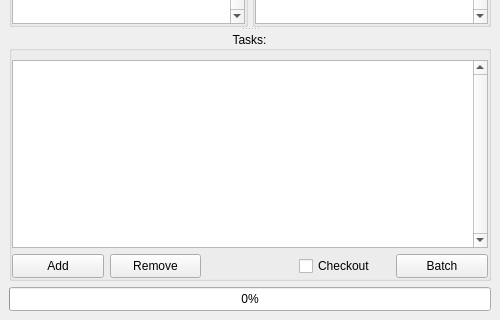
First picture: the form in ui/qezbatcher.ui, repository bhsingleton/ezbatcher, before the edit; both pictures show x 0 to 500 and y 280 to 600 of the 500 by 600 pixel window.
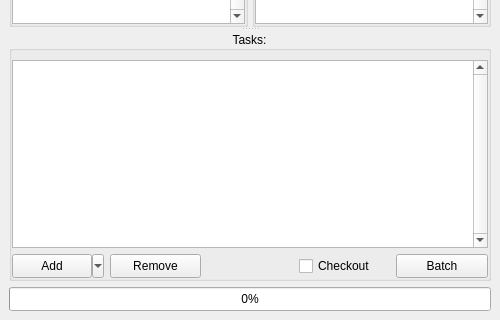
Second picture: the form after the edit. Icons and pictures are not drawn. Custom widgets are drawn as their Qt base class.

Commit message: Removing `QUicLoader` integration from batch tool.

Patch:
```diff
--- a/ui/qezbatcher.ui
+++ b/ui/qezbatcher.ui
@@ -344,7 +344,7 @@
             <number>0</number>
            </property>
            <item>
-            <widget class="QDropDownButton" name="addTaskDropDownButton">
+            <widget class="QDropDownButton" name="addTaskToolButton">
              <property name="sizePolicy">
               <sizepolicy hsizetype="Expanding" vsizetype="Fixed">
                <horstretch>0</horstretch>
@@ -369,6 +369,15 @@
              <property name="text">
               <string>Add</string>
              </property>
+             <property name="popupMode">
+              <enum>QToolButton::MenuButtonPopup</enum>
+             </property>
+             <property name="toolButtonStyle">
+              <enum>Qt::ToolButtonTextOnly</enum>
+             </property>
+             <property name="arrowType">
+              <enum>Qt::DownArrow</enum>
+             </property>
             </widget>
            </item>
            <item>
@@ -569,16 +578,16 @@
   </action>
  </widget>
  <customwidgets>
-  <customwidget>
-   <class>QDropDownButton</class>
-   <extends>QPushButton</extends>
-   <header>dcc/ui/qdropdownbutton.h</header>
-  </customwidget>
   <customwidget>
    <class>QDirectoryEdit</class>
    <extends>QLineEdit</extends>
    <header>dcc/ui/qdirectoryedit.h</header>
   </customwidget>
+  <customwidget>
+   <class>QDropDownButton</class>
+   <extends>QToolButton</extends>
+   <header>dcc/ui/qdropdownbutton.h</header>
+  </customwidget>
  </customwidgets>
  <resources>
   <include location="../../dcc/ui/resources.qrc"/>
```
The commit also changes 1 other file.
